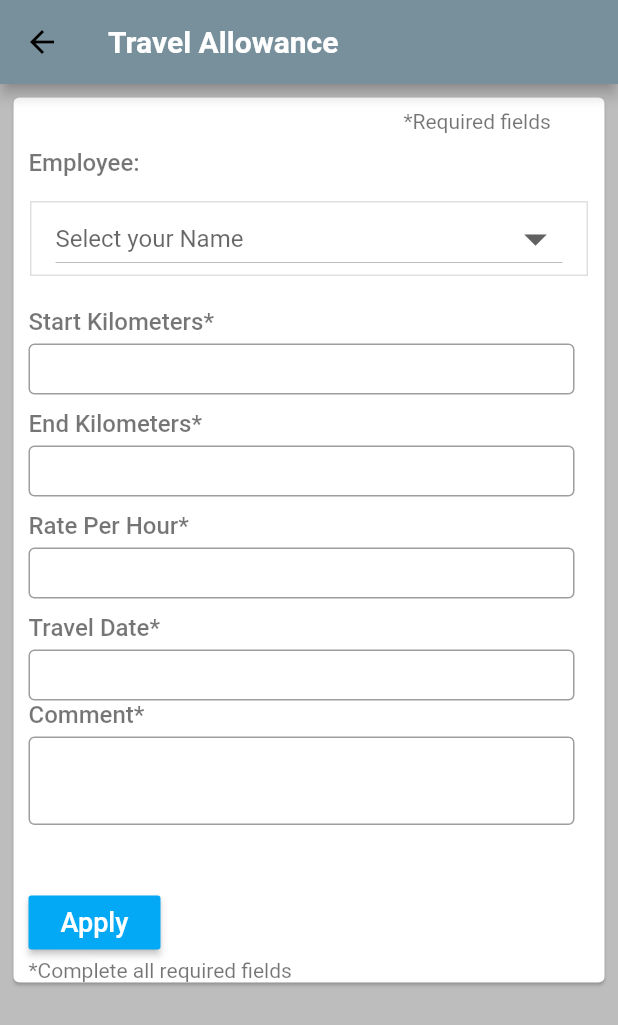
After one commit to Fmaila88/Idol_application, a Flutter app: the TravelAllowance screen opened directly, after a tap on "Apply", on a phone screen of 412 x 824 dp. The commit adds this screen. Shown: the top 1025 px of the screen. Run offline on Flutter 3.47's test engine with Material 2 defaults, Android fonts, the phone set to English and light mode, and no system bars; our stand-ins replace charts_flutter, font_awesome_flutter, image_picker, shared_preferences, simple_animations and 1 more; missing offline and left inert: dart:ffi; accounts and stored records are empty; network calls fail.

Commit message:
Travel Allowance

```diff
--- /dev/null
+++ b/lib/TravelAllowance/ApplyTransportAllowance.dart
@@ -0,0 +1,290 @@
+import 'dart:convert';
+import 'package:http/http.dart' as http;
+import 'package:intl/intl.dart';
+import 'package:flutter/material.dart';
+
+class Apply extends StatefulWidget {
+  @override
+  _ApplyState createState() => _ApplyState();
+}
+
+class _ApplyState extends State<Apply> {
+
+  DateTime _selectedDate;
+  TextEditingController _textEditingController = TextEditingController();
+
+  TextEditingController _employeeController = TextEditingController();
+  TextEditingController _startKmController = TextEditingController();
+  TextEditingController _endKmController = TextEditingController();
+  TextEditingController _travelDateController = TextEditingController();
+  TextEditingController _commentController = TextEditingController();
+
+  var NamesVariable;
+  List<String> myList = [
+    'Samuel Komane',
+    'Jay Kgatle',
+    'Joe Doe',
+    'John Smith',
+    'Bob Jackson'
+  ];
+
+@override
+  void initState() {
+    // TODO: implement initState
+    super.initState();
+  }
+
+  @override
+  Widget build(BuildContext context) {
+    return Scaffold(
+      backgroundColor: Colors.grey[400],
+      appBar: AppBar(
+        title: Text(
+          'Travel Allowance',
+          style: TextStyle(
+            fontWeight: FontWeight.w600,
+            color: Colors.white,
+          ),
+        ),
+        backgroundColor: Colors.blueGrey[400],
+      ),
+      body: Container(
+        padding: EdgeInsets.fromLTRB(5, 5, 5, 5),
+        child: SingleChildScrollView(
+          child: Card(
+            color: Colors.white,
+            child: Column(
+              crossAxisAlignment: CrossAxisAlignment.start,
+              children: <Widget> [
+                Container(
+                  padding: EdgeInsets.fromLTRB(260, 8, 5, 0),
+                  child: Text(
+                    '*Required fields',
+                    style: TextStyle(
+                      color: Colors.black54,
+                      fontSize: 14,
+                      fontWeight: FontWeight.w400,
+                    ),
+                  ),
+                ),
+                Container(
+                  margin: EdgeInsets.fromLTRB(10, 10, 10, 5),
+                  child: Text(
+                    'Employee:',
+                    style: TextStyle(
+                      color: Colors.black54,
+                      fontSize: 16,
+                      fontWeight: FontWeight.w500,
+                    ),
+                  ),
+                ),
+                Container(
+                  padding: const EdgeInsets.only(left: 16, right: 16),
+                  decoration: BoxDecoration(
+                    border: Border.all(color: Colors.black12)),
+                  margin: const EdgeInsets.all(11),
+                  alignment: Alignment.topCenter,
+
+                  child: DropdownButton(
+                    hint: Text('Select your Name'),
+                    elevation: 5,
+                    icon: Icon(Icons.arrow_drop_down),
+                    iconSize: 36,
+                    isExpanded: true,
+                    value: NamesVariable,
+                    onChanged: (value) {
+                      setState(() {
+                        NamesVariable = value;
+                      });
+                    },
+                    items: myList.map((value) {
+                      return DropdownMenuItem(
+                        value: value,
+                        child: Text(value),
+                      );
+                    }).toList(),
+                  ),
+                ),
+                Container(
+                  margin: EdgeInsets.fromLTRB(10, 10, 10, 5),
+                  child: Text(
+                    'Start Kilometers*',
+                    style: TextStyle(
+                      color: Colors.black54,
+                      fontSize: 16,
+                      fontWeight: FontWeight.w500,
+                    ),
+                  ),
+                ),
+                Container(
+                  padding: EdgeInsets.fromLTRB(10, 0, 20, 0),
+                  height: 34,
+                  child: TextField(
+                    decoration: InputDecoration(
+                      border: OutlineInputBorder(),
+                    ),
+                  ),
+                ),
+                Container(
+                  margin: EdgeInsets.fromLTRB(10, 10, 10, 5),
+                  child: Text(
+                    'End Kilometers*',
+                    style: TextStyle(
+                      color: Colors.black54,
+                      fontSize: 16,
+                      fontWeight: FontWeight.w500,
+                    ),
+                  ),
+                ),
+                Container(
+                  padding: EdgeInsets.fromLTRB(10, 0, 20, 0),
+                  height: 34,
+                  child: TextField(
+                    decoration: InputDecoration(
+                      border: OutlineInputBorder(),
+                    ),
+                  ),
+                ),
+                Container(
+                  margin: EdgeInsets.fromLTRB(10, 10, 10, 5),
+                  child: Text(
+                    'Rate Per Hour*',
+                    style: TextStyle(
+                      color: Colors.black54,
+                      fontSize: 16,
+                      fontWeight: FontWeight.w500,
+                    ),
+                  ),
+                ),
+                Container(
+                  padding: EdgeInsets.fromLTRB(10, 0, 20, 0),
+                  height: 34,
+                  child: TextField(
+                    decoration: InputDecoration(
+                      border: OutlineInputBorder(),
+                    ),
+                  ),
+                ),
+                Container(
+                  margin: EdgeInsets.fromLTRB(10, 10, 10, 5),
+                  child: Text(
+                    'Travel Date*',
+                    style: TextStyle(
+                      color: Colors.black54,
+                      fontSize: 16,
+                      fontWeight: FontWeight.w500,
+                    ),
+                  ),
+                ),
+                Container(
+                  padding: EdgeInsets.fromLTRB(10, 0, 20, 0),
+                  height: 34,
+                  child: TextField(
+                    readOnly: true,
+                    controller: _textEditingController,
+                    decoration: InputDecoration(
+                      //hintText: 'Please select date',
+                      border: OutlineInputBorder(),
+                    ),
+                    onTap: () {
+                      _selectDate(context);
+                    },
+                    keyboardType: TextInputType.multiline,
+                  ),
+                ),
+                Container(
+                  margin: EdgeInsets.fromLTRB(10, 0, 10, 5),
+                  child: Text(
+                    'Comment*',
+                    style: TextStyle(
+                      color: Colors.black54,
+                      fontSize: 16,
+                      fontWeight: FontWeight.w500,
+                    ),
+                  ),
+                ),
+                Container(
+                  padding: EdgeInsets.fromLTRB(10, 0, 20, 0),
+                  height: 100,
+                  child: TextField(
+                    decoration: InputDecoration(
+                      border: OutlineInputBorder(),
+                    ),
+                  ),
+                ),
+                Container(
+                  padding: EdgeInsets.fromLTRB(10, 0, 0, 0),
+                  child: RaisedButton(
+                    color: Colors.lightBlue,
+                    onPressed: () async {
+                      Map<String, String> headers = {"content-type": "application/json",
+                        "Accept": "application/json"};
+                      final body = jsonEncode({
+                        'user': _employeeController.text,
+                        'startKm': _startKmController.text,
+                        'endKm': _endKmController.text,
+                        'travelDate': _travelDateController.text,
+                        'comment': _commentController.text,
+                      });
+                      final response = await http.put(
+                          'https://app.idolconsulting.co.za/idols/travel-allowance',
+                          headers: headers,
+                          body: body
+                      );
+                      setState(() {
+
+                        print('dddddddddddddddddd');
+                        if(response.statusCode == 200) {
+                          print(json.decode(response.body));
+                        }
+                      });
+
+                      print(json.decode(response.body));
+                    },
+                    child: Text(
+                      'Apply',
+                      style: TextStyle(
+                        color: Colors.white,
+                        fontWeight: FontWeight.w500,
+                        fontSize: 18,
+                      ),
+                    ),
+                  ),
+                ),
+                Container(
+                  padding: EdgeInsets.fromLTRB(10, 0, 0, 0),
+                  child: Text(
+                    '*Complete all required fields',
+                    style: TextStyle(
+                      color: Colors.black54,
+                      fontSize: 14,
+                      fontWeight: FontWeight.w400,
+                    ),
+                  ),
+                ),
+              ],
+            ),
+          ),
+        )
+      )
+    );
+  }
+
+  _selectDate(BuildContext context) async {
+    DateTime newSelectedDate = await showDatePicker(
+        context: context,
+        initialDate: _selectedDate != null ? _selectedDate : DateTime.now(),
+        firstDate: DateTime(2000),
+        lastDate: DateTime(2040),
+        );
+
+    if (newSelectedDate != null) {
+      _selectedDate = newSelectedDate;
+      _textEditingController
+        ..text = DateFormat.yMMMMd().format(_selectedDate)
+        ..selection = TextSelection.fromPosition(TextPosition(
+            offset: _textEditingController.text.length,
+            affinity: TextAffinity.upstream));
+    }
+  }
+}
--- /dev/null
+++ b/lib/TravelAllowance/EmployeeData.dart
@@ -0,0 +1,22 @@
+import 'dart:ffi';
+
+class EmployeeData {
+  String user;
+  String id;
+  String startKm;
+  String endKm;
+  String travelDate;
+  String comment;
+
+  EmployeeData(this.user, this.id, this.startKm, this.endKm, this.travelDate, this.comment);
+
+  getName(){
+    return user;
+  }
+
+  @override
+  String toString() {
+    return '{ ${this.user}, ${this.id} }' '{ ${this.startKm}, ${this.endKm} }' '{ ${this.travelDate}, ${this.comment} }';
+  }
+
+}
--- /dev/null
+++ b/lib/TravelAllowance/TravellingAllowance.dart
@@ -0,0 +1,209 @@
+import 'dart:convert';
+
+import 'package:flutter/material.dart';
+import 'package:http/http.dart' as http;
+import 'package:App_idolconsulting/TravelAllowance/EmployeeData.dart';
+import 'package:App_idolconsulting/TravelAllowance/ApplyTransportAllowance.dart';
+
+class TravelAllowance extends StatefulWidget {
+
+  @override
+  _TravelAllowanceState createState() => _TravelAllowanceState();
+}
+
+class _TravelAllowanceState extends State<TravelAllowance> {
+
+  List<EmployeeData> employee_allowance = new List<EmployeeData>();
+
+  Future<EmployeeData> fetchEmployData() async{
+
+    final response = await http.get ('https://app.idolconsulting.co.za/idols/travel-allowance/all',
+        headers: {"Accept": "application/json"});
+
+    if(response.statusCode == 200){
+      setState(() {
+        var data = json.decode((response.body));
+        for(int x = 0; x<data.length; x++){
+          var project = new EmployeeData(
+            //change name to user when login issue is fixed
+              data[x]['id'].toString(),
+              data[x]['user'].toString(),
+              data[x]['startKm'].toString(),
+              data[x]['endKm'].toString(),
+              data[x]['travelDate'].toString(),
+              data[x]['comment'].toString());
+          //print(response.body);
+          employee_allowance.add(project);
+        }
+
+      });
+    }
+  }
+
+  @override
+  void initState() {
+    // TODO: implement initState
+    super.initState();
+    this.fetchEmployData();
+  }
+
+  @override
+  Widget build(BuildContext context) {
+    return Scaffold(
+      backgroundColor: Colors.white,
+      appBar: AppBar(
+        title: Text(
+          'Travel Allowance',
+          style: TextStyle(
+            fontWeight: FontWeight.w600,
+            color: Colors.white,
+          ),
+        ),
+        backgroundColor: Colors.blueGrey[400],
+      ),
+      body: SingleChildScrollView(
+        child: Column(
+          crossAxisAlignment: CrossAxisAlignment.start,
+          children: <Widget> [
+            Container(
+              padding: EdgeInsets.fromLTRB(10, 20, 0, 0),
+              child: Text(
+                'Travel Allowances',
+                style: TextStyle(
+                  color: Colors.black54,
+                  fontSize: 22,
+                  fontWeight: FontWeight.w600,
+                  //
+                ),
+              ),
+            ),
+            Container(
+              padding: EdgeInsets.fromLTRB(10, 0, 0, 0),
+              child: Text(
+                'Apply for travel allowances',
+                style: TextStyle(
+                  color: Colors.black54,
+                  fontSize: 15,
+                  fontWeight: FontWeight.w300,
+                ),
+              ),
+            ),
+            Container(
+              padding: EdgeInsets.fromLTRB(10, 15, 0, 0),
+              child: RaisedButton.icon(
+                  color: Colors.lightBlue,
+                  onPressed: () {
+                    Navigator.push(
+                      context,
+                      MaterialPageRoute(builder: (context) => Apply()),
+                    );
+                  },
+                  icon: Icon(
+                    Icons.edit,
+                    color: Colors.white,
+                  ),
+                  label: Text(
+                    'Apply',
+                    style: TextStyle(
+                      color: Colors.white,
+                      fontWeight: FontWeight.w500,
+                      fontSize: 18,
+                    ),
+                  )),
+            ),
+            Container(
+              padding: EdgeInsets.fromLTRB(10, 20, 10, 0),
+              child: Column(
+                children: <Widget> [
+                  Container(
+                    height: 54,
+                    child: TextField(
+                      decoration: InputDecoration(
+                        hintText: 'Search',
+                        prefixIcon: Icon(
+                          Icons.search,
+                        ),
+                        border: OutlineInputBorder(),
+                      ),
+                      onTap: () {
+                        //_selectDate(context);
+                      },
+                      //keyboardType: TextInputType.multiline,
+                    ),
+                  ),
+                ],
+              ),
+            ),
+           // bodyDate(),
+            Card(
+              elevation:2,
+              child: Container(
+                height: 100,
+                width: 500,
+                child:SizedBox(
+                  child:  ListView.builder(
+                    itemCount: employee_allowance==null ? 0:employee_allowance.length,
+                    scrollDirection: Axis.horizontal,
+                    shrinkWrap: true,
+                    itemBuilder: (BuildContext context,int index) {
+
+                      return Container(
+                        child:DataTable(
+                          columns: [
+                            DataColumn(
+                                label: Text('Name')),
+                            DataColumn(label: Text(
+                                'Start Km')),
+                            DataColumn(label: Text(
+                                'End Km')),
+                            DataColumn(label: Text(
+                                'Travel Date')),
+                          ],
+                          rows: [
+                            DataRow(cells: [
+                              DataCell(Text(
+                                  employee_allowance.elementAt(index).user
+                              )),
+                              DataCell(Text(
+                                  employee_allowance.elementAt(index).startKm
+                              )),
+                              DataCell(Text(
+                                  employee_allowance.elementAt(index).endKm
+                      )),
+                              DataCell(Text(
+                                  employee_allowance.elementAt(index).travelDate)),
+                            ])],
+                        ),);
+                    },),
+                ),),
+            ),
+          ],
+        ),
+      )
+    );
+  }
+}
+
+class Delete extends StatelessWidget {
+  @override
+  Widget build(BuildContext context) {
+    return AlertDialog(
+      title: Text('Warning'),
+      content: Text('Are you sure you want to delete?'),
+      actions: [
+        FlatButton(
+          child: Text('Yes'),
+          onPressed: () {
+            Navigator.of(context).pop(true);
+          },
+        ),
+        FlatButton(
+          child: Text('No'),
+          onPressed: () {
+            Navigator.of(context).pop(false);
+          },
+        ),
+      ],
+    );
+  }
+}
--- a/lib/homescrean.dart
+++ b/lib/homescrean.dart
@@ -1,3 +1,4 @@
+import 'package:App_idolconsulting/TravelAllowance/TravellingAllowance.dart';
 import 'package:flutter/material.dart';
 import 'package:charts_flutter/flutter.dart' as charts;
 import 'package:font_awesome_flutter/font_awesome_flutter.dart';
@@ -535,6 +536,17 @@ class DrawerCodeOnly extends StatelessWidget {
                       ));
             },
           ),
+          new ListTile(
+            leading: Icon(Icons.card_travel, size: 30.0),
+            title: new Text("Travel Allowance"),
+            onTap: () {
+              Navigator.pop(context);
+              Navigator.push(
+                  context,
+                  new MaterialPageRoute(
+                      builder: (context) => new TravelAllowance()));
+            },
+          ),
         ],
       ),
     );
```
Also changed, not shown: pubspec.lock.
